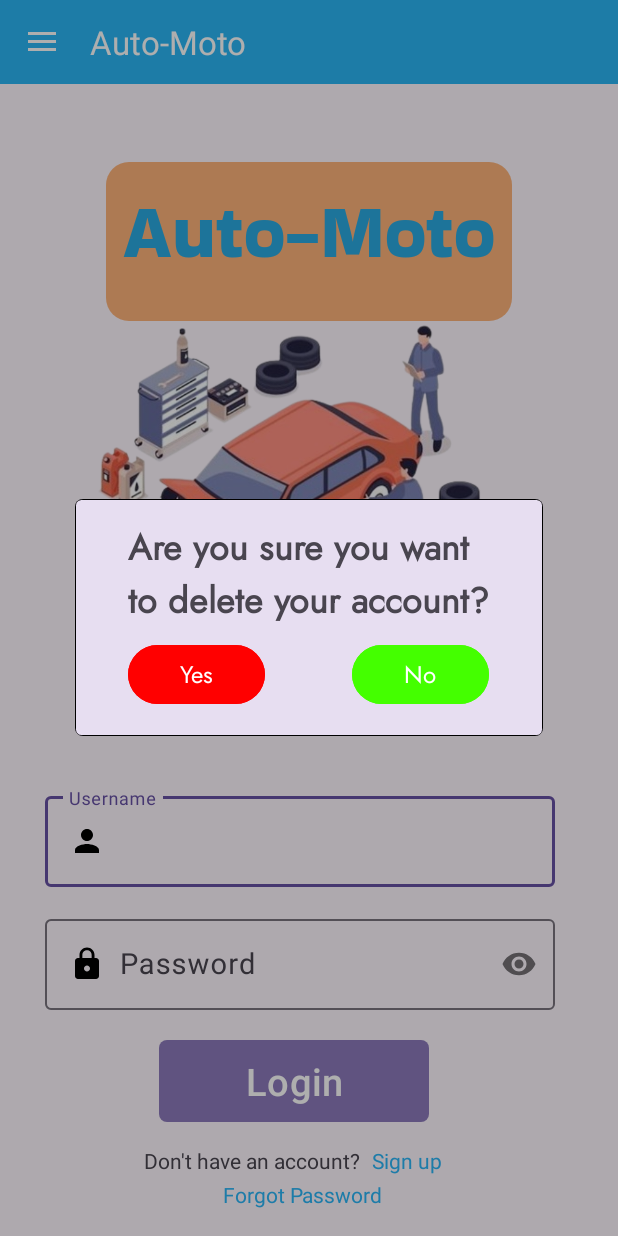
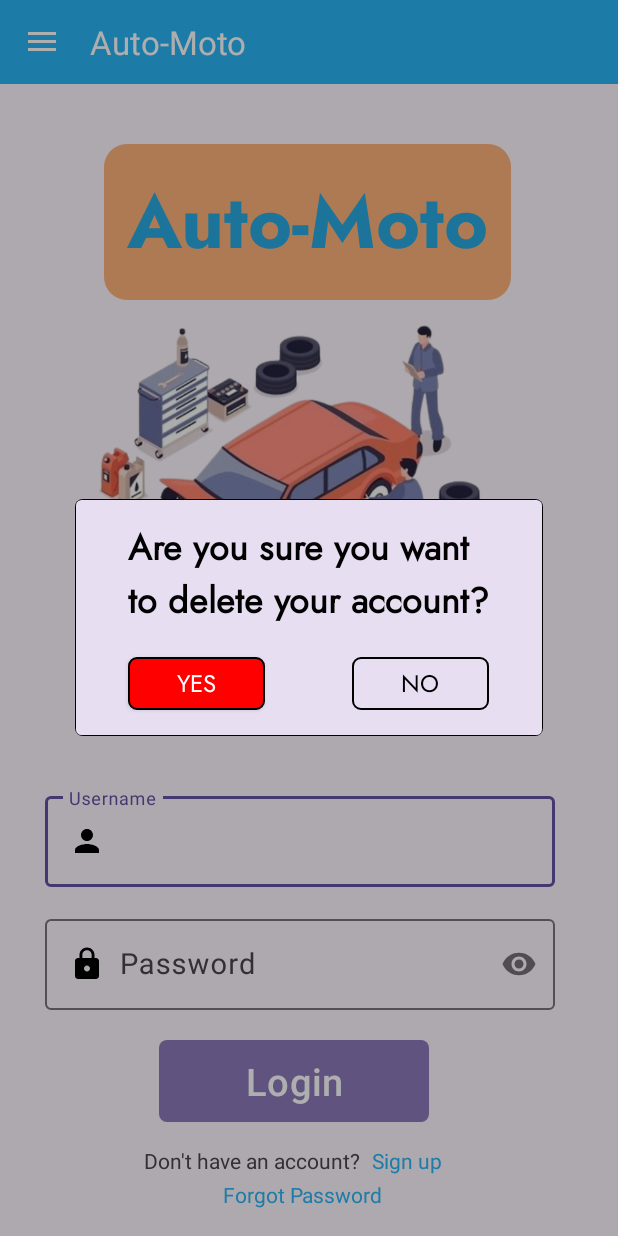
Before and after one commit to Yakage/Auto-Moto, an Android app: the DeleteAccountConfirmFragment screen opened through its navigation route, on a phone screen of 412 x 824 dp. Run offline under Robolectric (Android 15) with nearby library versions, the phone set to English and light mode, and no system bars; our stand-ins replace navigation-ui; Roboto replaces fonts that are not available here.

Commit message:
Fixed purple buttons, removed incompatible fonts.

```diff
--- a/app/src/main/res/drawable/background_delete_button.xml
+++ b/app/src/main/res/drawable/background_delete_button.xml
@@ -1,6 +1,17 @@
 <?xml version="1.0" encoding="utf-8"?>
-<shape xmlns:android="http://schemas.android.com/apk/res/android">
+<shape
+    xmlns:android="http://schemas.android.com/apk/res/android"
+    android:shape="rectangle" >
+    <!-- This is the stroke you want to define -->
+    <stroke
+        android:width="1dp"
+        android:color="@color/black"/>
+    <solid android:color="#FF0000"/>
+    <!-- Optional, round your corners -->
+    <corners
+        android:bottomLeftRadius="5dp"
+        android:topLeftRadius="5dp"
+        android:bottomRightRadius="5dp"
+        android:topRightRadius="5dp" />
 
-    <solid android:color="#BFFF0000"/>
-    <corners android:radius="5dp"/>
 </shape>
--- a/app/src/main/res/font/bakbak.xml
+++ /dev/null
@@ -1,7 +0,0 @@
-<?xml version="1.0" encoding="utf-8"?>
-<font-family xmlns:android="http://schemas.android.com/apk/res/android">
-<font
-    android:fontStyle="normal"
-    android:fontWeight="400"
-    android:font="@font/BakbakOneRegular" />
-</font-family>
--- a/app/src/main/res/layout/fragment_account.xml
+++ b/app/src/main/res/layout/fragment_account.xml
@@ -145,7 +145,7 @@
             android:text="Settings"
             android:textSize="30sp" />
 
-        <Button
+        <androidx.appcompat.widget.AppCompatButton
             android:id="@+id/bt_delete_account"
             android:layout_width="380dp"
             android:layout_height="50dp"
@@ -154,7 +154,7 @@
             android:background="@drawable/background_delete_button"
             android:fontFamily="@font/jost"
             android:text="Delete Account"
-            android:textColor="#FB0000"
+            android:textColor="@color/white"
             android:textStyle="bold" />
 
     </LinearLayout>
--- a/app/src/main/res/layout/fragment_delete_account_confirm.xml
+++ b/app/src/main/res/layout/fragment_delete_account_confirm.xml
@@ -21,6 +21,7 @@
             android:layout_height="wrap_content"
             android:fontFamily="@font/jost"
             android:text="Are you sure you want\nto delete your account?"
+            android:textColor="@color/black"
             android:textSize="24sp"
             android:textStyle="bold"
             app:layout_constraintBottom_toBottomOf="parent"
@@ -30,12 +31,12 @@
             app:layout_constraintTop_toTopOf="parent"
             app:layout_constraintVertical_bias="0.175" />
 
-        <Button
+        <androidx.appcompat.widget.AppCompatButton
             android:id="@+id/bt_delYes"
             android:layout_width="91dp"
-            android:layout_height="47dp"
-            android:layout_marginTop="8dp"
-            android:backgroundTint="#FF0000"
+            android:layout_height="35dp"
+            android:layout_marginTop="20dp"
+            android:background="@drawable/background_delete_button"
             android:fontFamily="@font/jost"
             android:padding="0dp"
             android:text="Yes"
@@ -46,16 +47,16 @@
             app:layout_constraintStart_toStartOf="parent"
             app:layout_constraintTop_toBottomOf="@+id/textView4" />
 
-        <Button
+        <androidx.appcompat.widget.AppCompatButton
             android:id="@+id/bt_delNo"
             android:layout_width="91dp"
-            android:layout_height="47dp"
-            android:layout_marginTop="8dp"
-            android:backgroundTint="#44FF00"
+            android:layout_height="35dp"
+            android:layout_marginTop="20dp"
+            android:background="@drawable/background_borders"
             android:fontFamily="@font/jost"
             android:padding="0dp"
             android:text="No"
-            android:textColor="@color/white"
+            android:textColor="@color/black"
             android:textSize="16sp"
             app:layout_constraintEnd_toEndOf="parent"
             app:layout_constraintHorizontal_bias="0.61"
--- a/app/src/main/res/layout/fragment_login.xml
+++ b/app/src/main/res/layout/fragment_login.xml
@@ -12,14 +12,15 @@
         android:id="@+id/textView"
         android:layout_width="wrap_content"
         android:layout_height="wrap_content"
-        android:layout_marginTop="52dp"
+        android:layout_marginTop="40dp"
         android:background="@drawable/background_orange"
-        android:fontFamily="@font/bakbak"
+        android:fontFamily="@font/jost_bold"
+        android:padding="15dp"
+        android:text="Auto-Moto"
         android:textColor="@color/blue"
-        android:padding="11dp"
-        android:text="Auto-Moto"
         android:textSize="50sp"
         app:layout_constraintEnd_toEndOf="parent"
+        app:layout_constraintHorizontal_bias="0.495"
         app:layout_constraintStart_toStartOf="parent"
         app:layout_constraintTop_toTopOf="parent" />
 
```
Also changed, not shown: app/src/main/res/layout/fragment_final_delete_acc.xml (+13 -10 lines), app/src/main/res/font/BakbakOneRegular.ttf (deleted).
